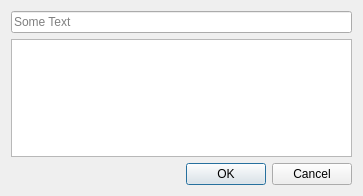
Above: prompt.ui from liquidbrains/QBullet before the change. Below: the same form after it.
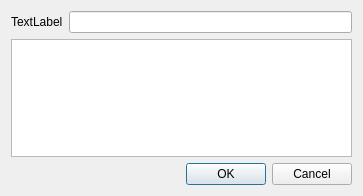
That is the form after the change. Icons and pictures are not drawn.

```diff
--- a/prompt.ui
+++ b/prompt.ui
@@ -19,6 +19,18 @@
   </property>
   <layout class="QVBoxLayout" name="verticalLayout">
    <item>
+    <layout class="QHBoxLayout" name="horizontalLayout_2">
+     <item>
+      <widget class="QLabel" name="lblTitle">
+       <property name="styleSheet">
+        <string notr="true">text-transform:capitalize;</string>
+       </property>
+       <property name="text">
+        <string>TextLabel</string>
+       </property>
+      </widget>
+     </item>
+     <item>
     <widget class="QLineEdit" name="txtTitle">
      <property name="toolTip">
       <string>blargh</string>
@@ -27,9 +39,11 @@
       <string>blargh</string>
      </property>
      <property name="placeholderText">
-      <string>Some Text</string>
-     </property>
-    </widget>
+        <string/>
+       </property>
+      </widget>
+     </item>
+    </layout>
    </item>
    <item>
     <widget class="QPlainTextEdit" name="txtTextBlock">
```
Left out of the diff: 3 changed lines with no effect on the pictures. Lines whose indentation alone changed are shown as unchanged.
